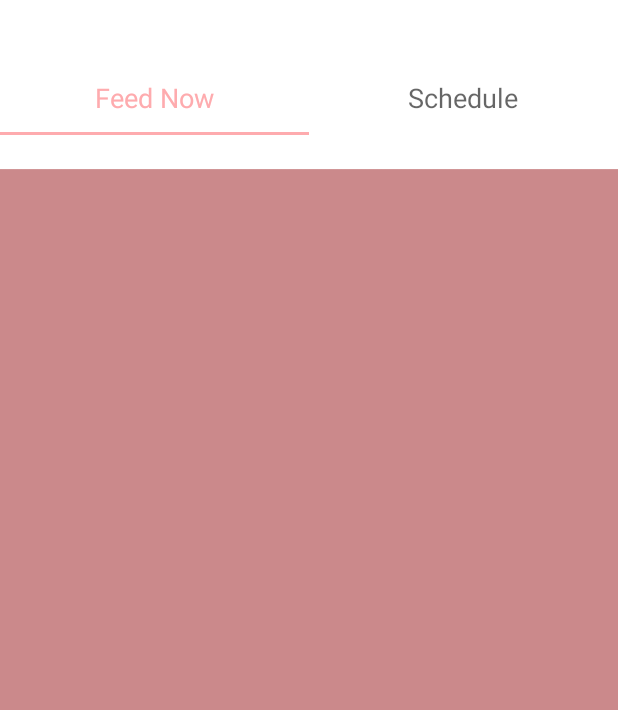
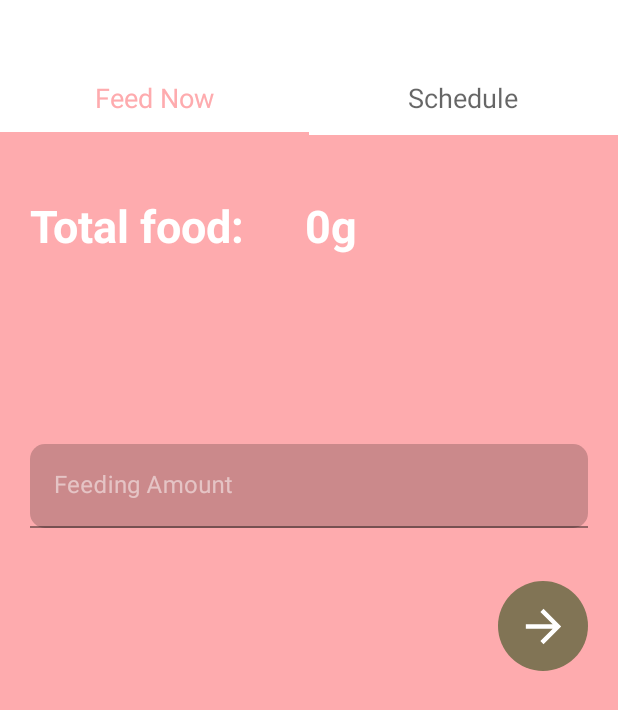
Before and after one commit to mengleang-ngoun/pet_feeding, an Android app: the fragment ScheduleFeed placed in its activity, on a phone screen of 412 x 824 dp. Shown: the top 710 px of the screen. Run offline under Robolectric (Android 15) with nearby library versions, the phone set to English and light mode, and no system bars; our stand-ins replace Firebase (no records; nobody signed in at launch, a user with empty details on screens opened directly).

Commit message:
last update 12/7/2021(1)

```diff
--- a/app/src/main/java/com/example/pet_feeding/fragment/FeedsTab.kt
+++ b/app/src/main/java/com/example/pet_feeding/fragment/FeedsTab.kt
@@ -32,7 +32,7 @@ class ScheduleFeed : Fragment() {
     override fun onViewCreated(view: View, savedInstanceState: Bundle?) {
         super.onViewCreated(view, savedInstanceState)
         val btTab = view.findViewById<TabLayout>(R.id.bt_tab)
-
+        replaceFragment(FeedNowTab())
 
         btTab.addOnTabSelectedListener(object : TabLayout.OnTabSelectedListener {
 
@@ -57,6 +57,7 @@ class ScheduleFeed : Fragment() {
     private fun replaceFragment(fragment: Fragment) {
         requireActivity().supportFragmentManager.commit{
             replace(R.id.bt_tab_container,fragment)
+            addToBackStack("schedule")
         }
 
     }
--- a/app/src/main/java/com/example/pet_feeding/fragment/HomeFragment.kt
+++ b/app/src/main/java/com/example/pet_feeding/fragment/HomeFragment.kt
@@ -52,6 +52,7 @@ class HomeFragment : Fragment() {
     private fun replaceFragment(fragment: Fragment) {
         requireActivity().supportFragmentManager.commit{
             replace(R.id.fragment_container,fragment)
+            addToBackStack("schedule")
         }
 
         }
```
